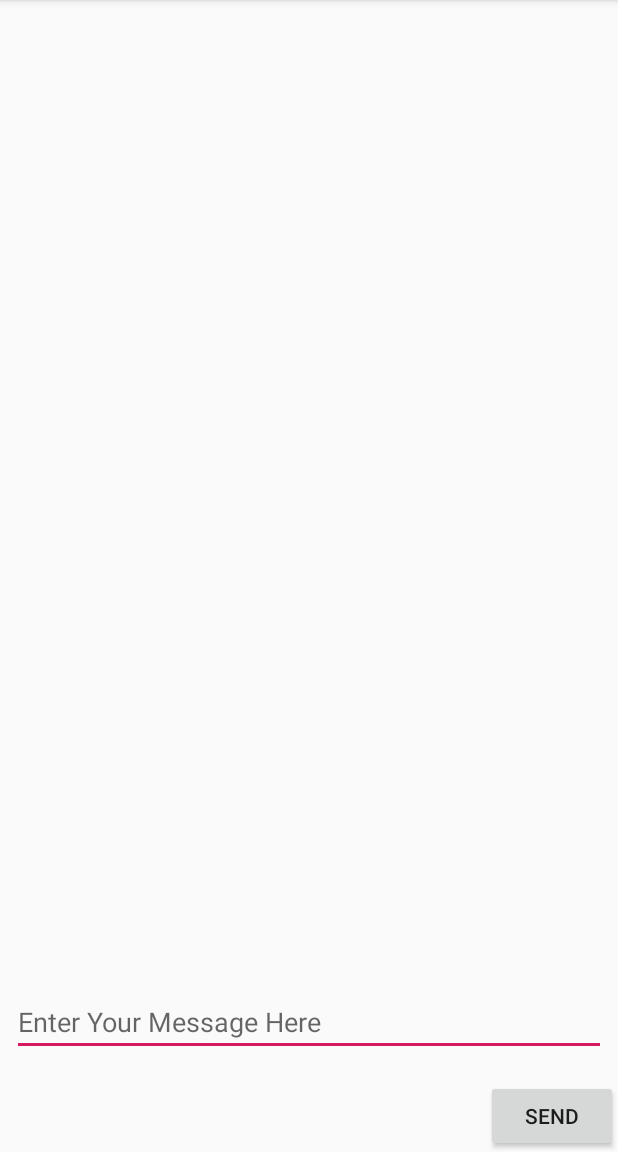
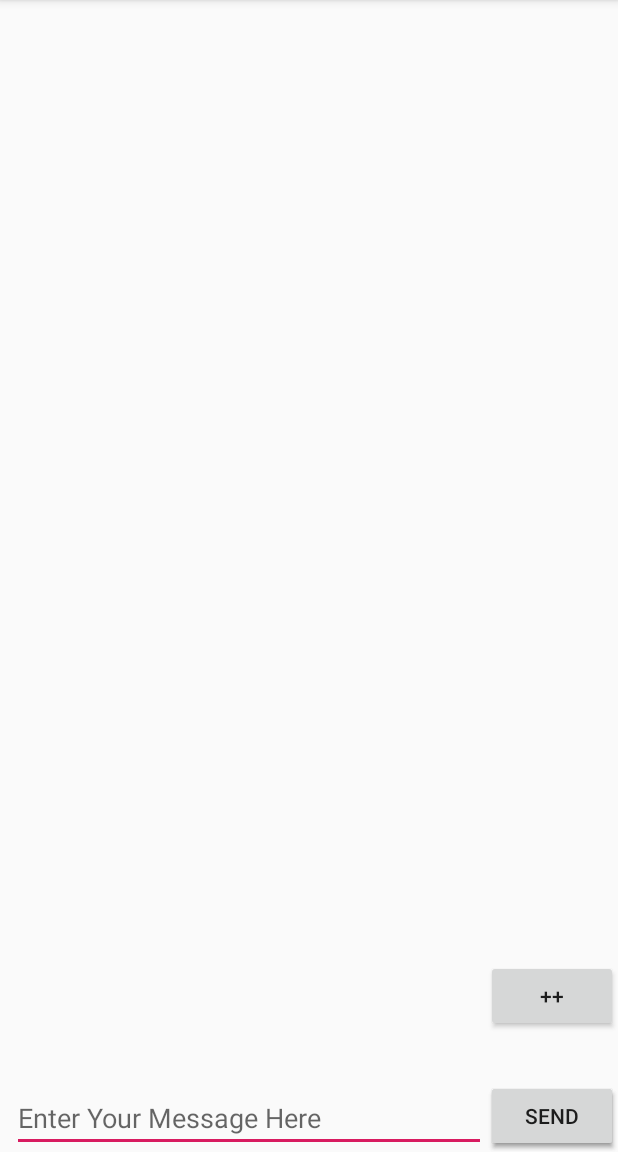
Before and after one commit to Moorose/android-for-modern-programming, an Android app: the screen it shows after launch (MainActivity), on a phone screen of 412 x 824 dp, the part 84-1236 px from its top. Run offline under Robolectric (Android 15) with nearby library versions, the light colour scheme and no system bars.

Commit message:
Added counter to app

```diff
--- a/TwoActivities/app/src/main/java/com/example/twoactivities/MainActivity.java
+++ b/TwoActivities/app/src/main/java/com/example/twoactivities/MainActivity.java
@@ -11,12 +11,19 @@ import android.widget.EditText;
 import android.widget.TextView;
 
 public class MainActivity extends AppCompatActivity {
+    private static final String LOG_TAG = MainActivity.class.getSimpleName();
     public static final int TEXT_REQUEST = 1;
+    public static final String REPLY_TEXT = "reply_text";
+    public static final String REPLY_VISIBLE = "reply_visible";
+    public static final String COUNT_VALUE = "count_value";
     public static final String EXTRA_MESSAGE = "com.example.twoactivities.extra.MESSAGE";
-    private static final String LOG_TAG = MainActivity.class.getSimpleName();
+
+    private TextView countTextView;
     private EditText mMessageEditText;
     private TextView mReplyHeadTextView;
     private TextView mReplyTextView;
+
+    private int count = 0;
 
     @Override
     protected void onCreate(Bundle savedInstanceState) {
@@ -30,16 +37,19 @@ public class MainActivity extends AppCompatActivity {
         mMessageEditText = findViewById(R.id.editText_main);
         mReplyHeadTextView = findViewById(R.id.text_header_reply);
         mReplyTextView = findViewById(R.id.text_message_reply);
-
+        countTextView = findViewById(R.id.count_view);
         // Restore the saved state.
         // See onSaveInstanceState() for what gets saved.
         if (savedInstanceState != null) {
-            boolean isVisible = savedInstanceState.getBoolean("reply_visible");
+            count= savedInstanceState.getInt(COUNT_VALUE);
+            countTextView.setText(Integer.toString(count));
+            boolean isVisible = savedInstanceState.getBoolean(REPLY_VISIBLE );
+
             // Show both the header and the message views. If isVisible is
             // false or missing from the bundle, use the default layout.
             if (isVisible) {
                 mReplyHeadTextView.setVisibility(View.VISIBLE);
-                mReplyTextView.setText(savedInstanceState.getString("reply_text"));
+                mReplyTextView.setText(savedInstanceState.getString(REPLY_TEXT));
                 mReplyTextView.setVisibility(View.VISIBLE);
             }
         }
@@ -56,9 +66,10 @@ public class MainActivity extends AppCompatActivity {
     @Override
     protected void onSaveInstanceState(Bundle outState) {
         super.onSaveInstanceState(outState);
+            outState.putInt(COUNT_VALUE, count);
         if (mReplyHeadTextView.getVisibility() == View.VISIBLE) {
-            outState.putBoolean("reply_visible", true);
-            outState.putString("reply_text", mReplyTextView.getText().toString());
+            outState.putBoolean(REPLY_VISIBLE , true);
+            outState.putString(REPLY_TEXT, mReplyTextView.getText().toString());
         }
     }
 
@@ -72,6 +83,13 @@ public class MainActivity extends AppCompatActivity {
                 mReplyTextView.setText(reply);
                 mReplyTextView.setVisibility(View.VISIBLE);
             }
+        }
+    }
+
+    public void incrementCount(View view) {
+        count++;
+        if (countTextView != null){
+            countTextView.setText(Integer.toString(count));
         }
     }
 
--- a/TwoActivities/app/src/main/res/layout/activity_main.xml
+++ b/TwoActivities/app/src/main/res/layout/activity_main.xml
@@ -40,17 +40,45 @@
         app:layout_constraintBottom_toBottomOf="parent"
         app:layout_constraintRight_toRightOf="parent"/>
 
+    <Button
+        android:id="@+id/button_main2"
+        android:layout_width="wrap_content"
+        android:layout_height="wrap_content"
+        android:onClick="launchSecondActivity"
+        android:text="@string/button_main"
+        app:layout_constraintBottom_toBottomOf="parent"
+        app:layout_constraintRight_toRightOf="parent" />
+
     <EditText
         android:id="@+id/editText_main"
         android:layout_width="0dp"
         android:layout_height="wrap_content"
         android:layout_marginStart="8dp"
-        android:layout_marginEnd="8dp"
-        android:layout_marginBottom="16dp"
         android:ems="10"
         android:hint="@string/editText_main"
         android:inputType="textLongMessage"
+        app:layout_constraintBottom_toBottomOf="parent"
+        app:layout_constraintEnd_toStartOf="@+id/button_main"
+        app:layout_constraintStart_toStartOf="parent" />
+
+    <Button
+        android:id="@+id/count_btn"
+        android:layout_width="wrap_content"
+        android:layout_height="wrap_content"
+        android:layout_marginBottom="32dp"
+        android:onClick="incrementCount"
+        android:text="@string/count_but_text"
         app:layout_constraintBottom_toTopOf="@+id/button_main"
-        app:layout_constraintEnd_toEndOf="parent"
+        app:layout_constraintEnd_toEndOf="parent" />
+
+    <TextView
+        android:id="@+id/count_view"
+        android:layout_width="wrap_content"
+        android:layout_height="wrap_content"
+        android:layout_marginBottom="32dp"
+        android:textAppearance="@style/TextAppearance.AppCompat.Medium"
+        android:textStyle="bold"
+        app:layout_constraintBottom_toTopOf="@+id/editText_main"
+        app:layout_constraintEnd_toStartOf="@+id/count_btn"
         app:layout_constraintStart_toStartOf="parent" />
 </androidx.constraintlayout.widget.ConstraintLayout>
--- a/TwoActivities/app/src/main/res/values/strings.xml
+++ b/TwoActivities/app/src/main/res/values/strings.xml
@@ -6,4 +6,5 @@
     <string name="editText_main">Enter Your Message Here</string>
     <string name="btn_second">REPLY</string>
     <string name="text_header_reply">Reply Received</string>
+    <string name="count_but_text">++</string>
 </resources>
```
